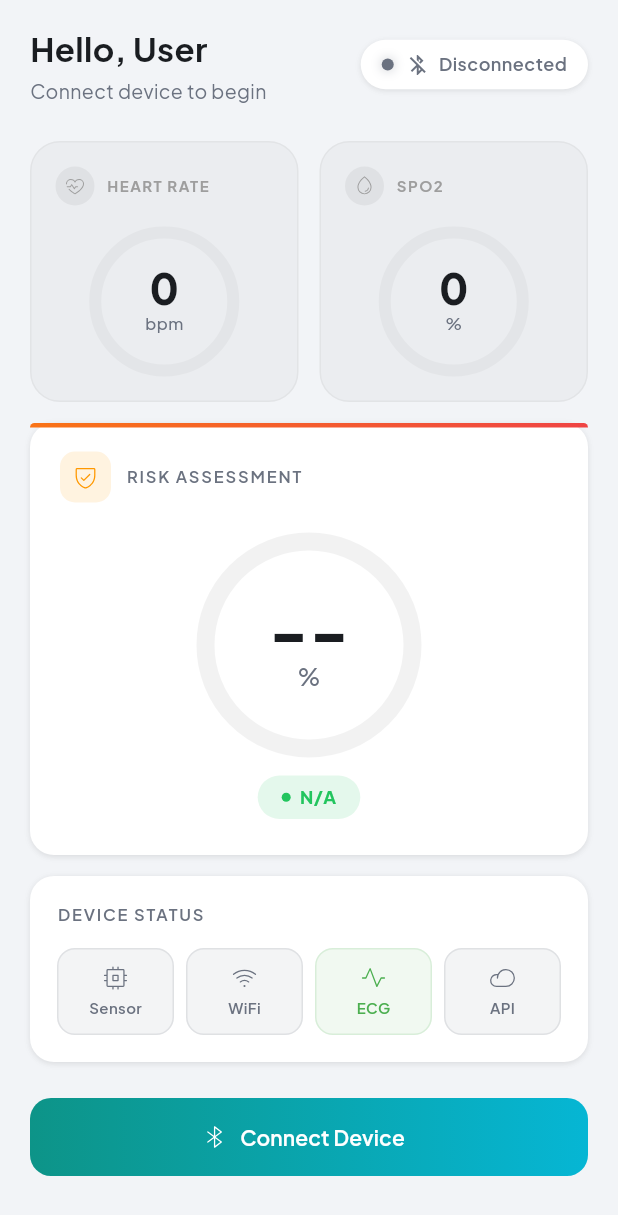
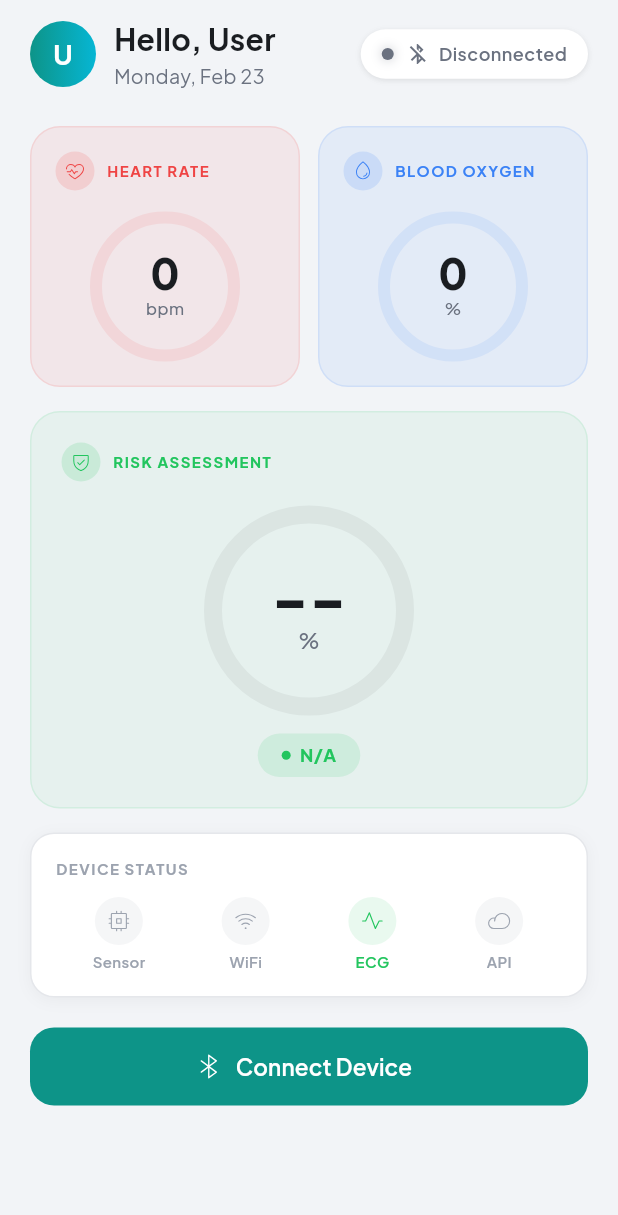
Before and after one commit to Sanuka23/cardiac-monitor, a Flutter app: the DashboardScreen screen opened directly, on a phone screen of 412 x 824 dp. Shown: the top 1215 px of the screen. Run offline on Flutter 3.47's test engine with Material 3 defaults, Android fonts, the phone set to English and light mode, and no system bars; drawn by our look-alikes of flutter_animate, percent_indicator; our stand-ins replace dio, fl_chart, flutter_blue_plus, flutter_secure_storage, google_fonts, permission_handler and 3 more; accounts and stored records are empty.

Commit message:
feat(screen): redesign Dashboard with Fitbit-style vitals and risk card
Complete layout overhaul with avatar header, date display, colorful vital
tiles with progress rings and status labels, tinted risk card, and clean
device status indicators.

Co-Authored-By: Claude Opus 4.6 <noreply@anthropic.com>

```diff
--- a/app/cardiac_monitor/lib/screens/dashboard_screen.dart
+++ b/app/cardiac_monitor/lib/screens/dashboard_screen.dart
@@ -1,5 +1,6 @@
 import 'package:flutter/material.dart';
 import 'package:flutter_animate/flutter_animate.dart';
+import 'package:intl/intl.dart';
 import 'package:phosphor_flutter/phosphor_flutter.dart';
 import 'package:provider/provider.dart';
 import '../providers/ble_provider.dart';
@@ -8,10 +9,33 @@ import '../config/theme.dart';
 import '../widgets/vital_card.dart';
 import '../widgets/risk_indicator.dart';
 import '../widgets/ble_status_chip.dart';
-import '../widgets/glass_card.dart';
 
 class DashboardScreen extends StatelessWidget {
   const DashboardScreen({super.key});
+
+  String _hrStatus(double hr) {
+    if (hr < 1) return '';
+    if (hr >= 60 && hr <= 100) return 'Normal';
+    if (hr < 60) return 'Low';
+    return 'High';
+  }
+
+  String _spo2Status(int spo2) {
+    if (spo2 == 0) return '';
+    if (spo2 >= 95) return 'Normal';
+    if (spo2 >= 90) return 'Low';
+    return 'Critical';
+  }
+
+  double _hrNormalized(double hr) {
+    if (hr < 1) return 0;
+    return ((hr - 40) / (160 - 40)).clamp(0.0, 1.0);
+  }
+
+  double _spo2Normalized(int spo2) {
+    if (spo2 == 0) return 0;
+    return ((spo2 - 80) / (100 - 80)).clamp(0.0, 1.0);
+  }
 
   @override
   Widget build(BuildContext context) {
@@ -19,34 +43,52 @@ class DashboardScreen extends StatelessWidget {
     final auth = context.watch<AuthProvider>();
     final v = ble.vitals;
     final connected = ble.isConnected;
+    final now = DateTime.now();
 
     return Scaffold(
       body: SafeArea(
         child: SingleChildScrollView(
-          padding: const EdgeInsets.fromLTRB(20, 16, 20, 24),
+          padding: const EdgeInsets.fromLTRB(20, 12, 20, 24),
           child: Column(
             crossAxisAlignment: CrossAxisAlignment.start,
             children: [
-              // Header row
+              // ── Header ──
               Row(
                 children: [
+                  // Avatar circle
+                  Container(
+                    width: 44,
+                    height: 44,
+                    decoration: BoxDecoration(
+                      shape: BoxShape.circle,
+                      gradient: AppGradients.primary,
+                    ),
+                    child: Center(
+                      child: Text(
+                        (auth.user?.name ?? 'U')[0].toUpperCase(),
+                        style: const TextStyle(
+                          color: Colors.white,
+                          fontSize: 18,
+                          fontWeight: FontWeight.w700,
+                        ),
+                      ),
+                    ),
+                  ),
+                  const SizedBox(width: 12),
                   Expanded(
                     child: Column(
                       crossAxisAlignment: CrossAxisAlignment.start,
                       children: [
                         Text(
-                          'Hello, ${auth.user?.name ?? 'User'}',
+                          'Hello, ${auth.user?.name.split(' ').first ?? 'User'}',
                           style: TextStyle(
-                            fontSize: 22,
+                            fontSize: 20,
                             fontWeight: FontWeight.w700,
                             color: AppTheme.textPrimary(context),
                           ),
                         ),
-                        const SizedBox(height: 4),
                         Text(
-                          connected
-                              ? 'Live monitoring active'
-                              : 'Connect device to begin',
+                          DateFormat('EEEE, MMM d').format(now),
                           style: TextStyle(
                             color: AppTheme.textSecondary(context),
                             fontSize: 13,
@@ -59,182 +101,94 @@ class DashboardScreen extends StatelessWidget {
                 ],
               )
                   .animate()
-                  .fadeIn(duration: 500.ms)
-                  .slideX(begin: -0.05),
+                  .fadeIn(duration: 300.ms)
+                  .slideX(begin: -0.03),
               const SizedBox(height: 24),
 
-              // HR + SpO2 cards
+              // ── Vitals Grid ──
               Row(
                 children: [
                   Expanded(
                     child: VitalCard(
                       label: 'Heart Rate',
                       value: v.heartRate > 0
-                          ? v.heartRate.toStringAsFixed(1)
+                          ? v.heartRate.toStringAsFixed(0)
                           : '--',
                       unit: 'bpm',
                       icon: PhosphorIconsLight.heartbeat,
-                      color: AppTheme.hrColor(v.heartRate),
+                      color: const Color(0xFFEF4444),
                       gradient: AppGradients.hr,
+                      normalizedValue: _hrNormalized(v.heartRate),
+                      statusLabel: _hrStatus(v.heartRate),
                     )
                         .animate()
-                        .fadeIn(duration: 500.ms, delay: 100.ms)
-                        .slideY(begin: 0.15),
+                        .fadeIn(duration: 300.ms, delay: 50.ms)
+                        .slideY(begin: 0.05),
                   ),
-                  const SizedBox(width: 14),
+                  const SizedBox(width: 12),
                   Expanded(
                     child: VitalCard(
-                      label: 'SpO2',
+                      label: 'Blood Oxygen',
                       value: v.spo2 > 0 ? '${v.spo2}' : '--',
                       unit: '%',
                       icon: PhosphorIconsLight.drop,
-                      color: AppTheme.spo2Color(v.spo2),
+                      color: const Color(0xFF3B82F6),
                       gradient: AppGradients.spo2,
+                      normalizedValue: _spo2Normalized(v.spo2),
+                      statusLabel: _spo2Status(v.spo2),
                     )
                         .animate()
-                        .fadeIn(duration: 500.ms, delay: 200.ms)
-                        .slideY(begin: 0.15),
+                        .fadeIn(duration: 300.ms, delay: 100.ms)
+                        .slideY(begin: 0.05),
                   ),
                 ],
               ),
-              const SizedBox(height: 14),
+              const SizedBox(height: 16),
 
-              // Risk assessment
-              GlassCard(
-                topAccent: AppGradients.risk,
-                padding: const EdgeInsets.fromLTRB(20, 16, 20, 24),
-                child: Column(
-                  children: [
-                    Row(
-                      children: [
-                        Container(
-                          padding: const EdgeInsets.all(8),
-                          decoration: BoxDecoration(
-                            color:
-                                const Color(0xFFFF9800).withValues(alpha: 0.12),
-                            borderRadius: BorderRadius.circular(10),
-                          ),
-                          child: const Icon(PhosphorIconsLight.shieldCheck,
-                              color: Color(0xFFFF9800), size: 18),
-                        ),
-                        const SizedBox(width: 10),
-                        Text(
-                          'RISK ASSESSMENT',
-                          style: TextStyle(
-                            color: AppTheme.textSecondary(context),
-                            fontSize: 11,
-                            fontWeight: FontWeight.w600,
-                            letterSpacing: 1.2,
-                          ),
-                        ),
-                        const Spacer(),
-                        if (v.riskScore > 0)
-                          Container(
-                            padding: const EdgeInsets.symmetric(
-                                horizontal: 10, vertical: 4),
-                            decoration: BoxDecoration(
-                              color: AppTheme.riskColor(v.riskScore)
-                                  .withValues(alpha: 0.12),
-                              borderRadius: BorderRadius.circular(8),
-                            ),
-                            child: Text(
-                              '${(v.riskScore * 100).round()}%',
-                              style: TextStyle(
-                                color: AppTheme.riskColor(v.riskScore),
-                                fontSize: 12,
-                                fontWeight: FontWeight.w700,
-                              ),
-                            ),
-                          ),
-                      ],
-                    ),
+              // ── Risk Assessment ──
+              _buildRiskCard(context, v.riskScore, v.riskLabel)
+                  .animate()
+                  .fadeIn(duration: 300.ms, delay: 150.ms)
+                  .slideY(begin: 0.05),
+              const SizedBox(height: 16),
+
+              // ── Device Status ──
+              _buildDeviceStatus(context, v)
+                  .animate()
+                  .fadeIn(duration: 300.ms, delay: 200.ms)
+                  .slideY(begin: 0.05),
+
+              // ── Connect Button ──
+              if (!connected) ...[
                 const SizedBox(height: 20),
-                    RiskIndicator(
-                      score: v.riskScore,
-                      label: v.riskLabel,
-                      size: 150,
-                    ),
-                  ],
-                ),
-              )
-                  .animate()
-                  .fadeIn(duration: 500.ms, delay: 300.ms)
-                  .slideY(begin: 0.15),
-              const SizedBox(height: 14),
-
-              // Device status
-              GlassCard(
-                padding: const EdgeInsets.all(18),
-                child: Column(
-                  crossAxisAlignment: CrossAxisAlignment.start,
-                  children: [
-                    Text(
-                      'DEVICE STATUS',
-                      style: TextStyle(
-                        color: AppTheme.textSecondary(context),
-                        fontSize: 11,
-                        fontWeight: FontWeight.w600,
-                        letterSpacing: 1.2,
-                      ),
-                    ),
-                    const SizedBox(height: 14),
-                    Row(
-                      children: [
-                        _statusChip(context, 'Sensor', v.sensorOk, PhosphorIconsLight.cpu),
-                        const SizedBox(width: 8),
-                        _statusChip(context, 'WiFi', v.wifiReady, PhosphorIconsLight.wifiHigh),
-                        const SizedBox(width: 8),
-                        _statusChip(
-                            context, 'ECG', !v.ecgLeadOff, PhosphorIconsLight.pulse),
-                        const SizedBox(width: 8),
-                        _statusChip(context, 'API', v.apiReady, PhosphorIconsLight.cloud),
-                      ],
-                    ),
-                  ],
-                ),
-              )
-                  .animate()
-                  .fadeIn(duration: 500.ms, delay: 400.ms)
-                  .slideY(begin: 0.15),
-
-              if (!connected) ...[
-                const SizedBox(height: 24),
-                Center(
-                  child: SizedBox(
+                SizedBox(
                   width: double.infinity,
                   height: 52,
-                    child: DecoratedBox(
-                      decoration: BoxDecoration(
-                        gradient: AppGradients.primary,
-                        borderRadius: BorderRadius.circular(14),
-                      ),
                   child: ElevatedButton.icon(
                     onPressed: () {
                       Navigator.of(context).pushNamed('/device-setup');
                     },
-                        icon: const Icon(PhosphorIconsLight.bluetooth,
-                            color: Colors.white),
+                    icon: const Icon(PhosphorIconsLight.bluetooth, size: 20),
                     label: const Text(
                       'Connect Device',
                       style: TextStyle(
-                            color: Colors.white,
                         fontWeight: FontWeight.w600,
+                        fontSize: 15,
                       ),
                     ),
                     style: ElevatedButton.styleFrom(
-                          backgroundColor: Colors.transparent,
-                          shadowColor: Colors.transparent,
+                      backgroundColor: AppTheme.accent(context),
+                      foregroundColor: Colors.white,
+                      elevation: 0,
                       shape: RoundedRectangleBorder(
-                            borderRadius: BorderRadius.circular(14),
-                          ),
-                        ),
+                        borderRadius: BorderRadius.circular(16),
                       ),
                     ),
                   ),
                 )
                     .animate()
-                    .fadeIn(duration: 500.ms, delay: 500.ms)
-                    .slideY(begin: 0.15),
+                    .fadeIn(duration: 300.ms, delay: 250.ms)
+                    .slideY(begin: 0.05),
               ],
             ],
           ),
@@ -243,19 +197,133 @@ class DashboardScreen extends StatelessWidget {
     );
   }
 
-  Widget _statusChip(BuildContext context, String label, bool ok, IconData icon) {
-    final color = ok ? const Color(0xFF4CAF50) : AppTheme.textSecondary(context);
-    return Expanded(
-      child: Container(
-        padding: const EdgeInsets.symmetric(vertical: 10),
+  Widget _buildRiskCard(BuildContext context, double riskScore, String riskLabel) {
+    final color = AppTheme.riskColor(riskScore);
+    final isLight = Theme.of(context).brightness == Brightness.light;
+
+    return Container(
+      padding: const EdgeInsets.all(20),
       decoration: BoxDecoration(
-          color: color.withValues(alpha: 0.08),
-          borderRadius: BorderRadius.circular(12),
-          border: Border.all(color: color.withValues(alpha: 0.15)),
+        color: isLight
+            ? color.withValues(alpha: 0.06)
+            : color.withValues(alpha: 0.1),
+        borderRadius: BorderRadius.circular(20),
+        border: Border.all(
+          color: color.withValues(alpha: isLight ? 0.1 : 0.15),
+        ),
       ),
       child: Column(
         children: [
-            Icon(icon, size: 18, color: color),
+          Row(
+            children: [
+              Container(
+                padding: const EdgeInsets.all(6),
+                decoration: BoxDecoration(
+                  color: color.withValues(alpha: 0.15),
+                  shape: BoxShape.circle,
+                ),
+                child: Icon(PhosphorIconsLight.shieldCheck,
+                    color: color, size: 14),
+              ),
+              const SizedBox(width: 8),
+              Text(
+                'RISK ASSESSMENT',
+                style: TextStyle(
+                  color: color,
+                  fontSize: 10,
+                  fontWeight: FontWeight.w700,
+                  letterSpacing: 1.0,
+                ),
+              ),
+              const Spacer(),
+              if (riskScore > 0)
+                Container(
+                  padding: const EdgeInsets.symmetric(
+                      horizontal: 10, vertical: 4),
+                  decoration: BoxDecoration(
+                    color: color.withValues(alpha: 0.12),
+                    borderRadius: BorderRadius.circular(8),
+                  ),
+                  child: Text(
+                    '${(riskScore * 100).round()}%',
+                    style: TextStyle(
+                      color: color,
+                      fontSize: 12,
+                      fontWeight: FontWeight.w700,
+                    ),
+                  ),
+                ),
+            ],
+          ),
+          const SizedBox(height: 16),
+          RiskIndicator(
+            score: riskScore,
+            label: riskLabel,
+            size: 140,
+          ),
+        ],
+      ),
+    );
+  }
+
+  Widget _buildDeviceStatus(BuildContext context, dynamic v) {
+    final isLight = Theme.of(context).brightness == Brightness.light;
+
+    return Container(
+      padding: const EdgeInsets.all(16),
+      decoration: BoxDecoration(
+        color: AppTheme.cardBackground(context),
+        borderRadius: BorderRadius.circular(16),
+        border: Border.all(color: AppTheme.dividerColor(context)),
+        boxShadow: isLight
+            ? [
+                BoxShadow(
+                  color: Colors.black.withValues(alpha: 0.04),
+                  blurRadius: 8,
+                  offset: const Offset(0, 2),
+                ),
+              ]
+            : [],
+      ),
+      child: Column(
+        crossAxisAlignment: CrossAxisAlignment.start,
+        children: [
+          Text(
+            'DEVICE STATUS',
+            style: TextStyle(
+              color: AppTheme.textTertiary(context),
+              fontSize: 10,
+              fontWeight: FontWeight.w700,
+              letterSpacing: 1.0,
+            ),
+          ),
+          const SizedBox(height: 12),
+          Row(
+            children: [
+              _statusDot(context, 'Sensor', v.sensorOk, PhosphorIconsLight.cpu),
+              _statusDot(context, 'WiFi', v.wifiReady, PhosphorIconsLight.wifiHigh),
+              _statusDot(context, 'ECG', !v.ecgLeadOff, PhosphorIconsLight.pulse),
+              _statusDot(context, 'API', v.apiReady, PhosphorIconsLight.cloud),
+            ],
+          ),
+        ],
+      ),
+    );
+  }
+
+  Widget _statusDot(BuildContext context, String label, bool ok, IconData icon) {
+    final color = ok ? const Color(0xFF22C55E) : AppTheme.textTertiary(context);
+    return Expanded(
+      child: Column(
+        children: [
+          Container(
+            padding: const EdgeInsets.all(8),
+            decoration: BoxDecoration(
+              color: color.withValues(alpha: 0.1),
+              shape: BoxShape.circle,
+            ),
+            child: Icon(icon, size: 16, color: color),
+          ),
           const SizedBox(height: 4),
           Text(
             label,
@@ -267,7 +335,6 @@ class DashboardScreen extends StatelessWidget {
           ),
         ],
       ),
-      ),
     );
   }
 }
```
Lines whose indentation alone changed are shown as unchanged.
